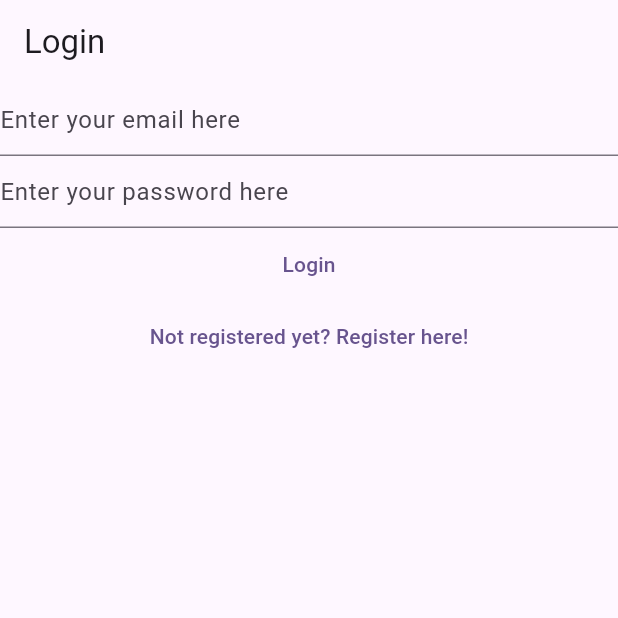
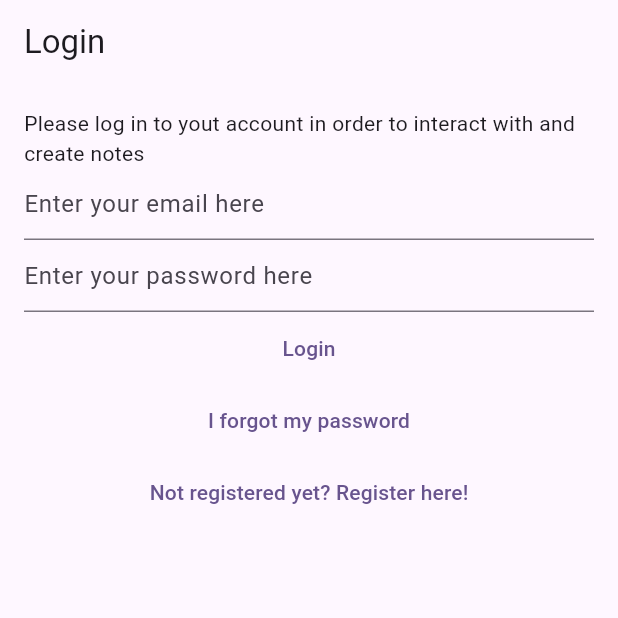
Before and after one commit to DaniMartinezX/mymeals, a Flutter app: the screen it shows after launch, on a phone screen of 412 x 824 dp, the top half of it. Run offline on Flutter 3.47's test engine with Material 2 defaults, Android fonts, the phone set to English and light mode, and no system bars; our stand-ins replace bloc, cloud_firestore, equatable, firebase_auth, firebase_core, flutter_bloc and 1 more; accounts and stored records are empty.

Commit message:
forgot_password incluyed an final touches before an App Realease

```diff
--- a/lib/main.dart
+++ b/lib/main.dart
@@ -6,6 +6,7 @@
 import 'package:mymeals/services/auth/bloc/auth_event.dart';
 import 'package:mymeals/services/auth/bloc/auth_state.dart';
 import 'package:mymeals/services/auth/firebase_auth_provider.dart';
+import 'package:mymeals/views/forgot_password_view.dart';
 import 'package:mymeals/views/login_view.dart';
 import 'package:mymeals/views/meals/meals_view.dart';
 import 'package:mymeals/views/meals/create_update_meal_view.dart';
@@ -55,6 +56,8 @@
         return const VerifyEmailView();
       } else if (state is AuthStateLoggedOut) {
         return const LoginView();
+      } else if (state is AuthStateForgotPassword) {
+        return const ForgotPasswordView();
       } else if (state is AuthStateRegistering) {
         return const RegisterView();
       } else {
--- a/lib/services/auth/auth_provider.dart
+++ b/lib/services/auth/auth_provider.dart
@@ -13,4 +13,5 @@
   });
   Future<void> logOut();
   Future<void> sendEmailVerifications();
+  Future<void> sendPasswordReset({required String toEmail});
 }
--- a/lib/services/auth/auth_service.dart
+++ b/lib/services/auth/auth_service.dart
@@ -40,4 +40,8 @@
 
   @override
   Future<void> initialize() => provider.initialize();
+
+  @override
+  Future<void> sendPasswordReset({required String toEmail}) =>
+      provider.sendPasswordReset(toEmail: toEmail);
 }
--- a/lib/services/auth/bloc/auth_event.dart
+++ b/lib/services/auth/bloc/auth_event.dart
@@ -30,6 +30,11 @@
   const AuthEventShouldRegister();
 }
 
+class AuthEventForgotPassword extends AuthEvent {
+  final String? email;
+  const AuthEventForgotPassword({this.email});
+}
+
 class AuthEventLogOut extends AuthEvent {
   const AuthEventLogOut();
 }
--- a/lib/services/auth/bloc/auth_state.dart
+++ b/lib/services/auth/bloc/auth_state.dart
@@ -24,6 +24,17 @@
       : super(isLoading: isLoading);
 }
 
+class AuthStateForgotPassword extends AuthState {
+  final Exception? exception;
+  final bool hasSentEmail;
+
+  const AuthStateForgotPassword({
+    required this.exception,
+    required this.hasSentEmail,
+    required bool isLoading,
+  }) : super(isLoading: isLoading);
+}
+
 class AuthStateLoggedIn extends AuthState {
   final AuthUser user;
   const AuthStateLoggedIn({required this.user, required bool isLoading})
--- /dev/null
+++ b/lib/utilities/dialogs/password_reset_email_sent_dialog.dart
@@ -0,0 +1,14 @@
+import 'package:flutter/material.dart';
+import 'package:mymeals/utilities/dialogs/generic_dialog.dart';
+
+Future<void> showPasswordResetSentDialog(BuildContext context) {
+  return showGenericDialog<void>(
+    context: context,
+    title: 'Password Reset',
+    content:
+        'We have now sent you a password reset link. Please check your email for more information.',
+    optionsBuilder: () => {
+      'OK': null,
+    },
+  );
+}
--- a/lib/views/login_view.dart
+++ b/lib/views/login_view.dart
@@ -37,8 +37,12 @@
     return BlocListener<AuthBloc, AuthState>(
       listener: (context, state) async {
         if (state is AuthStateLoggedOut) {
-          if (state.exception is UserNotFoundAuthException ||
-              state.exception is WrongPasswordAuthException) {
+          if (state.exception is UserNotFoundAuthException) {
+            await showErrorDialog(
+              context,
+              'Cannot find a user with the entered credentials',
+            );
+          } else if (state.exception is WrongPasswordAuthException) {
             await showErrorDialog(context, 'Wrong credentials');
           } else if (state.exception is GenericAuthException) {
             await showErrorDialog(context, 'Authentication error');
@@ -49,8 +53,12 @@
         appBar: AppBar(
           title: const Text('Login'),
         ),
-        body: Column(
+        body: Padding(
+          padding: const EdgeInsets.all(16.0),
+          child: Column(
             children: [
+              const Text(
+                  'Please log in to yout account in order to interact with and create notes'),
               TextField(
                 controller: _email,
                 enableSuggestions: false,
@@ -87,6 +95,14 @@
               TextButton(
                 onPressed: () {
                   context.read<AuthBloc>().add(
+                        const AuthEventForgotPassword(),
+                      );
+                },
+                child: const Text('I forgot my password'),
+              ),
+              TextButton(
+                onPressed: () {
+                  context.read<AuthBloc>().add(
                         const AuthEventShouldRegister(),
                       );
                 },
@@ -95,6 +111,7 @@
             ],
           ),
         ),
+      ),
     );
   }
 }
```
Also changed, not shown: lib/services/auth/bloc/auth_bloc.dart (+46 -0 lines), lib/services/auth/firebase_auth_provider.dart (+18 -1 lines), lib/views/forgot_password_view.dart (added, +89 -0 lines), lib/views/register_view.dart (+15 -2 lines), 1 other file. Lines whose indentation alone changed are shown as unchanged.
